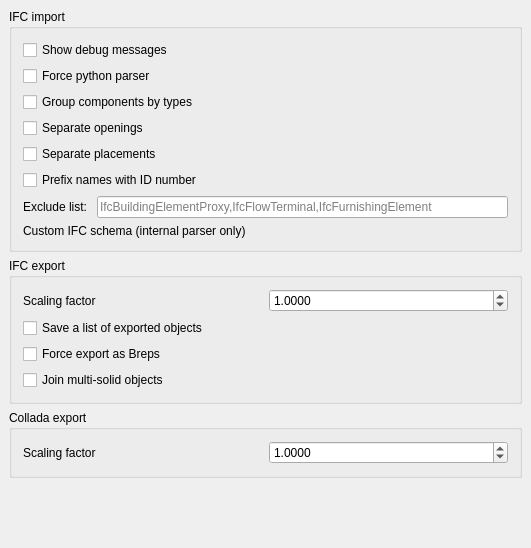
berndhahnebach/All_FreeCAD, file src/Mod/Arch/Resources/ui/archprefs-import.ui: the form before one commit.
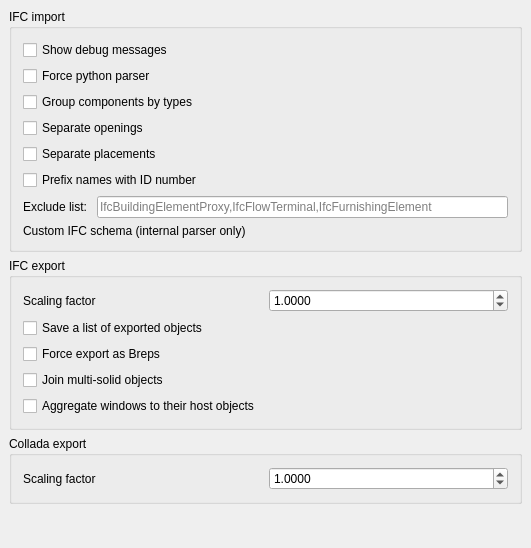
The form after the commit. Custom widgets are drawn as their Qt base class.

Commit message: Arch: added pref setting to disable aggregation of windows into their host walls

What changed in the file:
```diff
--- a/src/Mod/Arch/Resources/ui/archprefs-import.ui
+++ b/src/Mod/Arch/Resources/ui/archprefs-import.ui
@@ -299,6 +299,23 @@
         </item>
        </layout>
       </item>
+      <item>
+       <layout class="QHBoxLayout" name="horizontalLayout_14">
+        <item>
+         <widget class="Gui::PrefCheckBox" name="checkBox_4">
+          <property name="text">
+           <string>Aggregate windows to their host objects</string>
+          </property>
+          <property name="prefEntry" stdset="0">
+           <cstring>ifcAggregateWindows</cstring>
+          </property>
+          <property name="prefPath" stdset="0">
+           <cstring>Mod/Arch</cstring>
+          </property>
+         </widget>
+        </item>
+       </layout>
+      </item>
      </layout>
     </widget>
    </item>
```
The commit also changes 3 other files.
